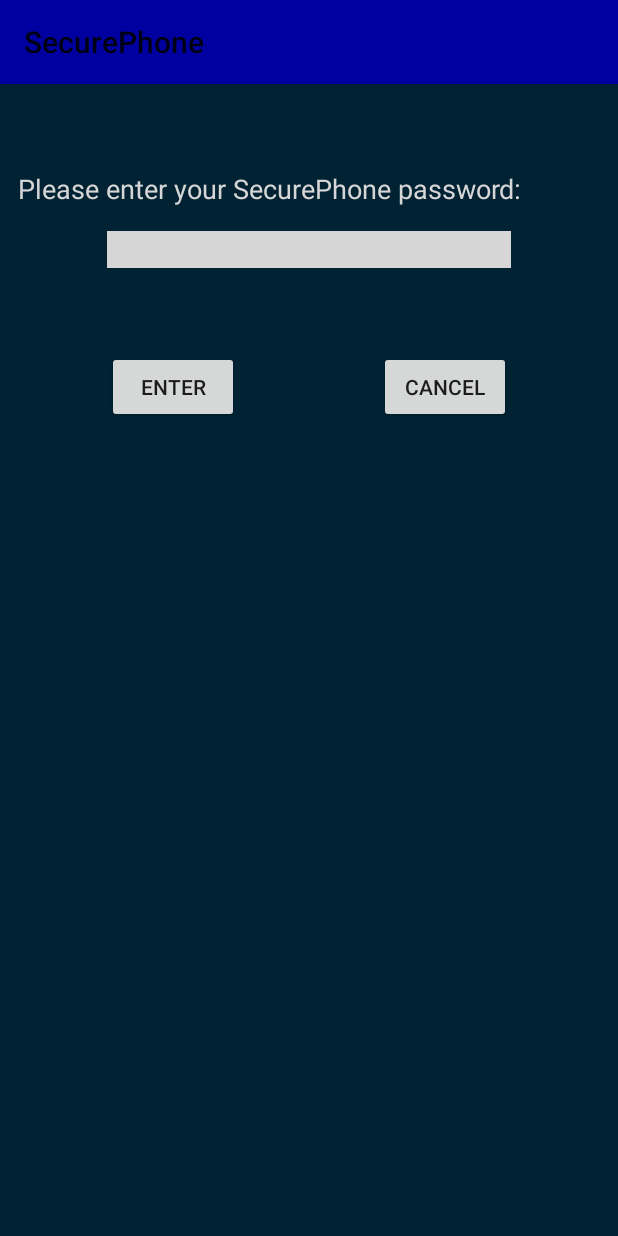
After one commit to pratirvce/SecurePhone, an Android app: the DialogActivity screen opened directly, with no data from a screen before it, on a phone screen of 412 x 824 dp. The commit adds this screen. Run offline under Robolectric (Android 15) with nearby library versions, the phone set to English and light mode, and no system bars; grey boxes are pictures that could not be loaded.

Commit message:
MainActivity: added power button listener DialogActivity: UI is updated to ask for password (password check not yet implemented)

```diff
--- /dev/null
+++ b/app/src/main/java/com/sjsu/securephone/theftdetector/DialogActivity.java
@@ -0,0 +1,54 @@
+package com.sjsu.securephone.theftdetector;
+
+import android.app.Activity;
+import android.content.Intent;
+import android.support.v7.app.AppCompatActivity;
+import android.os.Bundle;
+import android.util.Log;
+import android.view.View;
+import android.view.Window;
+import android.widget.EditText;
+import android.widget.TextView;
+
+import org.w3c.dom.Text;
+
+public class DialogActivity extends AppCompatActivity {
+
+    private static final String TAG = "DialogActivity";
+    EditText editTextPassword;
+
+    @Override
+    protected void onCreate(Bundle savedInstanceState) {
+        super.onCreate(savedInstanceState);
+        this.requestWindowFeature(Window.FEATURE_NO_TITLE);
+        setContentView(R.layout.activity_dialog);
+
+        editTextPassword = (EditText) findViewById(R.id.editTextPassword);
+
+        Log.d(TAG, "onCreate()");
+    }
+
+    public void onEnter(View view) {
+        Log.d(TAG, "onEnter()");
+        Intent returnIntent = new Intent();
+        returnIntent.putExtra("result","true");
+        setResult(Activity.RESULT_OK,returnIntent);
+        finish();
+
+    }
+
+    public void onCancel(View view) {
+        Log.d(TAG, "onCancel()");
+        Intent returnIntent = new Intent();
+        returnIntent.putExtra("result","false");
+        setResult(Activity.RESULT_OK,returnIntent);
+        finish();
+    }
+
+    @Override
+    protected void onDestroy(){
+        super.onDestroy();
+        Log.d(TAG, "onDestroy()");
+        finish();
+    }
+}
--- /dev/null
+++ b/app/src/main/res/layout/activity_dialog.xml
@@ -0,0 +1,69 @@
+<?xml version="1.0" encoding="utf-8"?>
+<RelativeLayout xmlns:android="http://schemas.android.com/apk/res/android"
+    xmlns:tools="http://schemas.android.com/tools"
+    android:orientation="vertical"
+    android:layout_width="match_parent"
+    android:layout_height="match_parent"
+    android:layout_alignParentBottom="true"
+    android:layout_alignParentTop="true"
+    android:padding="12dip"
+    android:background="#f023">
+
+    <EditText
+        android:layout_width="wrap_content"
+        android:layout_height="wrap_content"
+        android:inputType="textPassword"
+        android:ems="10"
+        android:layout_below="@+id/textViewPassword"
+        android:layout_alignLeft="@+id/button_yes"
+        android:layout_alignStart="@+id/button_yes"
+        android:layout_marginTop="16dp"
+        android:id="@+id/editTextPassword"
+        android:hint="password"
+        tools:background="@color/carbon_background_light"
+        android:layout_alignRight="@+id/button_no"
+        android:layout_alignEnd="@+id/button_no"
+        android:backgroundTint="@color/carbon_background_light"
+        android:background="@color/carbon_background_light" />
+
+    <TextView
+        android:text="Please enter your SecurePhone password:"
+        android:layout_width="wrap_content"
+        android:layout_height="wrap_content"
+        android:layout_marginTop="45dp"
+        android:id="@+id/textViewPassword"
+        android:textColor="@color/carbon_background_light"
+        android:layout_alignParentTop="true"
+        android:layout_alignParentLeft="true"
+        android:layout_alignParentStart="true"
+        android:textSize="18sp"
+        android:textAlignment="center" />
+
+    <Button
+        android:id="@+id/button_yes"
+        android:layout_height="wrap_content"
+        android:layout_width="wrap_content"
+        android:text="Enter"
+        android:layout_gravity="center_horizontal"
+        android:onClick="onEnter"
+        android:layout_marginLeft="59dp"
+        android:layout_marginStart="59dp"
+        android:layout_below="@+id/editTextPassword"
+        android:layout_alignParentLeft="true"
+        android:layout_alignParentStart="true"
+        android:layout_marginTop="55dp" />
+
+    <Button
+        android:id="@+id/button_no"
+        android:layout_height="wrap_content"
+        android:layout_width="wrap_content"
+        android:text="Cancel"
+        android:layout_gravity="center_horizontal"
+        android:onClick="onCancel"
+        android:layout_marginRight="59dp"
+        android:layout_marginEnd="59dp"
+        android:layout_alignBaseline="@+id/button_yes"
+        android:layout_alignBottom="@+id/button_yes"
+        android:layout_alignParentRight="true"
+        android:layout_alignParentEnd="true" />
+</RelativeLayout>
--- a/build.gradle
+++ b/build.gradle
@@ -6,6 +6,7 @@ buildscript {
     }
     dependencies {
         classpath 'com.android.tools.build:gradle:2.2.1'
+        classpath 'com.google.gms:google-services:3.0.0'
 
         // NOTE: Do not place your application dependencies here; they belong
         // in the individual module build.gradle files
```
Also changed, not shown: app/build.gradle (+13 -6 lines), app/src/main/AndroidManifest.xml (+16 -9 lines), app/src/main/java/com/sjsu/securephone/theftdetector/MainActivity.java (+57 -0 lines), 1 other file.
